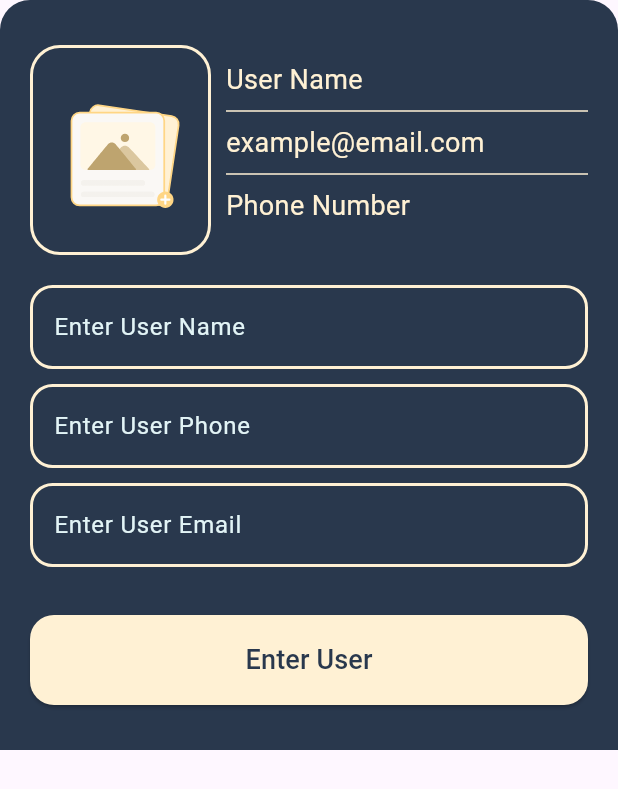
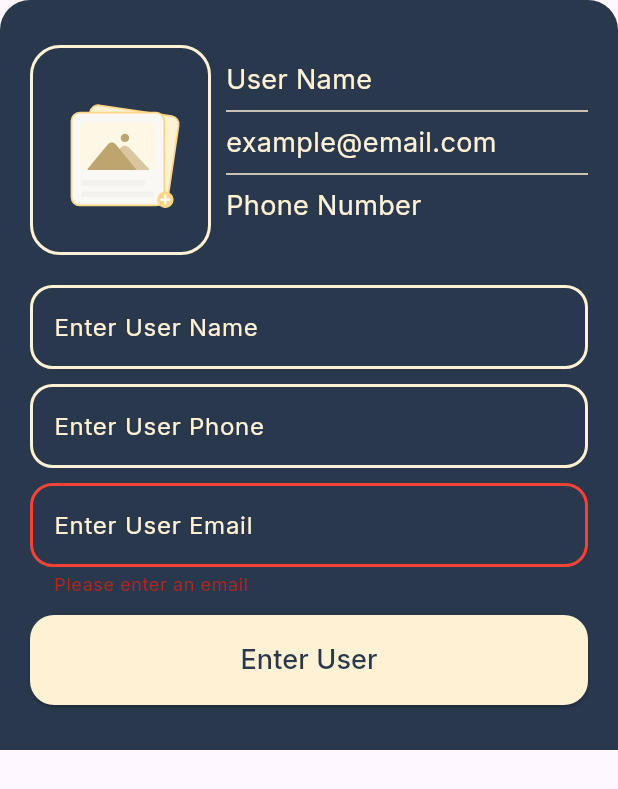
Before and after one commit to omart104-cloud/contact, a Flutter app: the AddContact widget shown alone on an empty page, opened directly, after a tap on "Enter User", on a phone screen of 412 x 824 dp. Shown: the top 789 px of the screen. Run offline on Flutter 3.47's test engine with Material 3 defaults, Android fonts, the phone set to English and light mode, and no system bars; our stand-ins replace google_fonts, image_picker, lottie.

Commit message:
added fonts and email regex

```diff
--- a/lib/widgets/add_contact/custom_text_field.dart
+++ b/lib/widgets/add_contact/custom_text_field.dart
@@ -2,16 +2,24 @@ import 'package:contact_app/core/app_colors.dart';
 import 'package:flutter/material.dart';
 
 class CustomTextField extends StatelessWidget {
-  const CustomTextField({super.key, required this.hintText, this.controller});
+  const CustomTextField({
+    super.key,
+    required this.hintText,
+    this.controller,
+    this.validator,
+  });
 
   final String hintText;
   final TextEditingController? controller;
+  final String? Function(String?)? validator;
 
   @override
   Widget build(BuildContext context) {
     return TextFormField(
       controller: controller,
       style: const TextStyle(color: AppColors.gold),
+      validator: validator,
+      autovalidateMode: AutovalidateMode.onUserInteraction,
       decoration: InputDecoration(
         enabledBorder: OutlineInputBorder(
           borderRadius: BorderRadius.circular(15),
@@ -21,8 +29,16 @@ class CustomTextField extends StatelessWidget {
           borderRadius: BorderRadius.circular(15),
           borderSide: const BorderSide(color: AppColors.gold, width: 2.0),
         ),
+        errorBorder: OutlineInputBorder(
+          borderRadius: BorderRadius.circular(15),
+          borderSide: const BorderSide(color: Colors.red, width: 2.0),
+        ),
+        focusedErrorBorder: OutlineInputBorder(
+          borderRadius: BorderRadius.circular(15),
+          borderSide: const BorderSide(color: Colors.red, width: 2.0),
+        ),
         hintText: hintText,
-        hintStyle: const TextStyle(color: AppColors.light),
+        hintStyle: const TextStyle(color: AppColors.gold),
       ),
     );
   }
--- a/lib/widgets/bottom_sheet.dart
+++ b/lib/widgets/bottom_sheet.dart
@@ -3,9 +3,9 @@ import 'dart:io';
 import 'package:contact_app/core/app_colors.dart';
 import 'package:contact_app/model/card_model.dart';
 import 'package:contact_app/widgets/add_contact/contact_preview.dart';
+import 'package:contact_app/widgets/add_contact/custom_text_field.dart';
 import 'package:contact_app/widgets/add_contact/image_picker_box.dart';
 import 'package:contact_app/widgets/add_contact/submit_button.dart';
-import 'package:contact_app/widgets/add_contact/custom_text_field.dart';
 import 'package:flutter/material.dart';
 import 'package:image_picker/image_picker.dart';
 
@@ -17,6 +17,7 @@ class AddContact extends StatefulWidget {
 }
 
 class _AddContactState extends State<AddContact> {
+  final _formKey = GlobalKey<FormState>();
   File? _image;
   final _nameController = TextEditingController();
   final _phoneController = TextEditingController();
@@ -54,35 +55,29 @@ class _AddContactState extends State<AddContact> {
     showDialog(
       context: context,
       builder: (context) => AlertDialog(
-        backgroundColor: AppColors.primary,
-        title: const Text('Choose Image Source',style: TextStyle(color: AppColors.gold),),
+        title: const Text('Choose Image Source'),
         actions: [
           TextButton(
             onPressed: () {
               Navigator.pop(context);
               _pickImage(ImageSource.gallery);
             },
-            child: const Text('Gallery',style: TextStyle(color: AppColors.gold),),
+            child: const Text('Gallery'),
           ),
           TextButton(
             onPressed: () {
               Navigator.pop(context);
               _pickImage(ImageSource.camera);
             },
-            child: const Text('Camera',style: TextStyle(color: AppColors.gold),),
+            child: const Text('Camera'),
           ),
         ],
       ),
     );
   }
 
-  bool get _isFormValid =>
-      _nameController.text.isNotEmpty &&
-      _phoneController.text.isNotEmpty &&
-      _emailController.text.isNotEmpty;
-
   void _submitContact() {
-    if (_isFormValid) {
+    if (_formKey.currentState!.validate()) {
       final contact = CardModel(
         name: _nameController.text,
         phone: _phoneController.text,
@@ -91,6 +86,17 @@ class _AddContactState extends State<AddContact> {
       );
       Navigator.pop(context, contact);
     }
+  }
+
+  String? _emailValidator(String? value) {
+    if (value == null || value.isEmpty) {
+      return 'Please enter an email';
+    }
+    final emailRegex = RegExp(r'^[a-zA-Z0-9.]+@[a-zA-Z0-9]+\.[a-zA-Z]+');
+    if (!emailRegex.hasMatch(value)) {
+      return 'Please enter a valid email';
+    }
+    return null;
   }
 
   @override
@@ -106,6 +112,8 @@ class _AddContactState extends State<AddContact> {
       height: 500,
       child: Padding(
         padding: const EdgeInsets.symmetric(horizontal: 20, vertical: 30),
+        child: Form(
+          key: _formKey,
           child: Column(
             children: [
               Row(
@@ -131,12 +139,17 @@ class _AddContactState extends State<AddContact> {
               const SizedBox(height: 10),
               CustomTextField(hintText: "Enter User Phone", controller: _phoneController),
               const SizedBox(height: 10),
-            CustomTextField(hintText: "Enter User Email", controller: _emailController),
+              CustomTextField(
+                hintText: "Enter User Email",
+                controller: _emailController,
+                validator: _emailValidator,
+              ),
               const Spacer(),
               SubmitButton(text: "Enter User", onPressed: _submitContact),
             ],
           ),
         ),
+      ),
     );
   }
 }
--- a/pubspec.yaml
+++ b/pubspec.yaml
@@ -38,6 +38,7 @@ dependencies:
   cupertino_icons: ^1.0.8
   lottie: ^3.3.2
   image_picker: ^1.2.1
+  google_fonts: ^6.3.3
 
 dev_dependencies:
   flutter_test:
```
Also changed, not shown: lib/main.dart (+11 -2 lines), pubspec.lock, 1 other file. Lines whose indentation alone changed are shown as unchanged.
